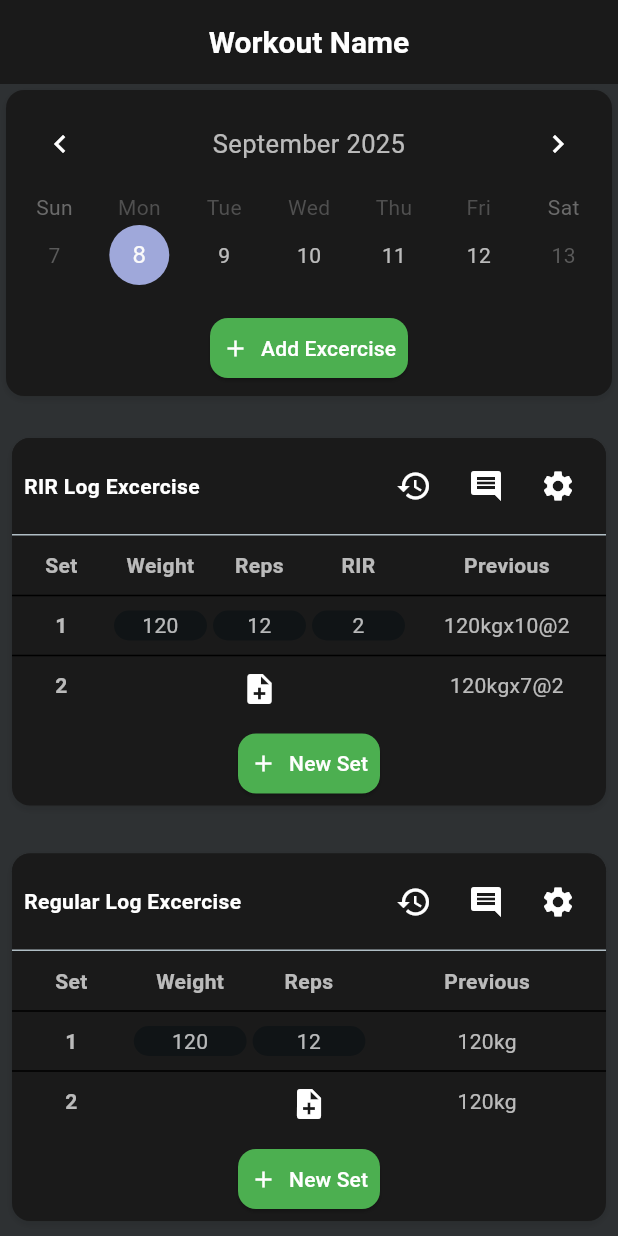
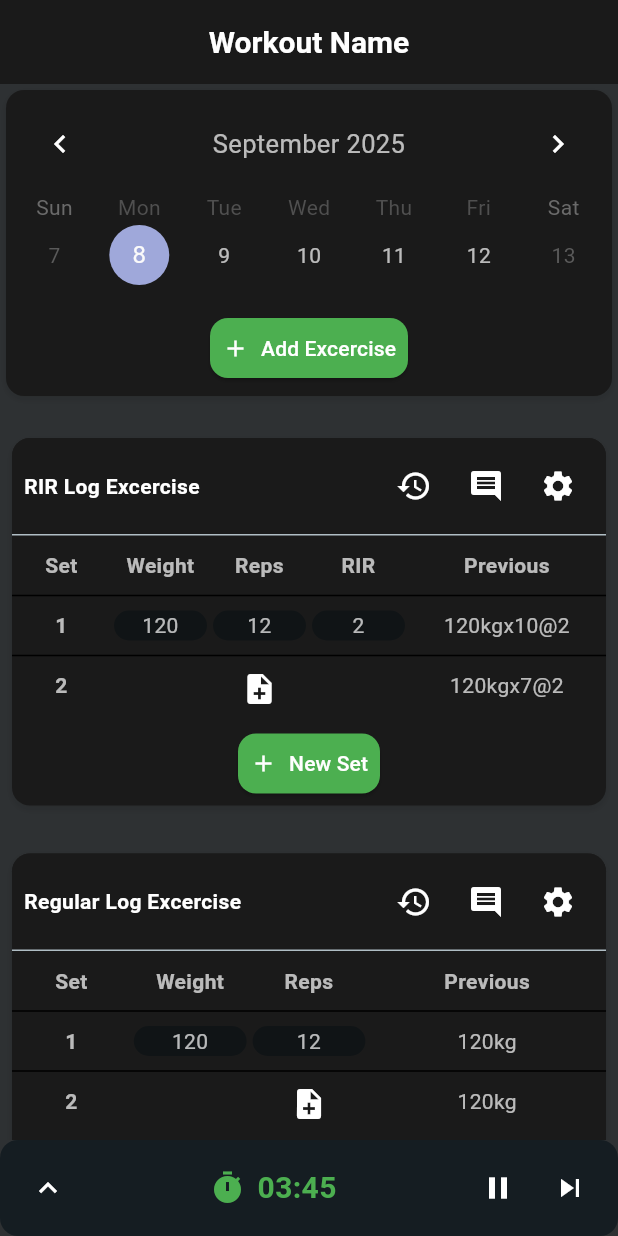
Before and after one commit to diegoZarateFer/gym-tracker-prototype, a Flutter app: the screen it shows after launch, on a phone screen of 412 x 824 dp. Run offline on Flutter 3.47's test engine with Material 3 defaults, Android fonts, the phone set to English and light mode, and no system bars; drawn by our look-alikes of table_calendar; our stand-ins replace fl_chart, google_fonts, percent_indicator.

Commit message:
feat<timer>: Agreagr diaogo de timer minimizado.

```diff
--- a/lib/pages/register_workout_page.dart
+++ b/lib/pages/register_workout_page.dart
@@ -3,6 +3,7 @@ import 'package:gym_tracker_ui/pages/widgets/regular_excercise_log.dart';
 import 'package:gym_tracker_ui/pages/widgets/rir_excercise_log.dart';
 import 'package:gym_tracker_ui/pages/widgets/rpe_excercise_log.dart';
 import 'package:gym_tracker_ui/pages/widgets/subjective_excercise_log.dart';
+import 'package:gym_tracker_ui/pages/widgets/timer_bottom_bar.dart';
 import 'package:gym_tracker_ui/pages/widgets/week_calendar.dart';
 import 'package:intl/intl.dart';
 
@@ -15,10 +16,7 @@ class RegisterWorkoutPage extends StatelessWidget {
   @override
   Widget build(BuildContext context) {
     return Scaffold(
-      appBar: AppBar(
-        centerTitle: true,
-        title: const Text("Workout Name"),
-      ),
+      appBar: AppBar(centerTitle: true, title: const Text("Workout Name")),
       body: Column(
         children: [
           Padding(
@@ -44,9 +42,7 @@ class RegisterWorkoutPage extends StatelessWidget {
                     ElevatedButton.icon(
                       onPressed: () {},
                       icon: const Icon(Icons.add),
-                      label: const Text(
-                        "Add Excercise",
-                      ),
+                      label: const Text("Add Excercise"),
                       style: ElevatedButton.styleFrom(
                         padding: const EdgeInsets.symmetric(
                           horizontal: 8,
@@ -76,44 +72,10 @@ class RegisterWorkoutPage extends StatelessWidget {
                 ],
               ),
             ),
-          )
+          ),
         ],
       ),
+      bottomNavigationBar: TimerBottomBar(),
     );
   }
 }
-
-
-//  CalendarWeek(
-//             backgroundColor: Colors.transparent,
-//             height: 150,
-//             showMonth: false,
-//             minDate: DateTime.now().add(const Duration(days: -365)),
-//             maxDate: DateTime.now().add(const Duration(days: 365)),
-//             monthViewBuilder: (DateTime time) => Align(
-//               alignment: FractionalOffset.center,
-//               child: Container(
-//                 margin: const EdgeInsets.symmetric(
-//                   vertical: 2,
-//                 ),
-//                 child: Text(
-//                   formatter.format(time),
-//                   overflow: TextOverflow.ellipsis,
-//                   textAlign: TextAlign.center,
-//                   style: const TextStyle(
-//                     fontWeight: FontWeight.w600,
-//                   ),
-//                 ),
-//               ),
-//             ),
-//             decorations: [
-//               DecorationItem(
-//                 decorationAlignment: FractionalOffset.bottomRight,
-//                 date: DateTime.now(),
-//                 decoration: const Icon(
-//                   Icons.today,
-//                   color: Colors.blue,
-//                 ),
-//               ),
-//             ],
-//           ),
--- /dev/null
+++ b/lib/pages/widgets/timer_bottom_bar.dart
@@ -0,0 +1,56 @@
+import 'package:flutter/material.dart';
+import 'package:gym_tracker_ui/core/extensions/context_ext.dart';
+import 'package:gym_tracker_ui/pages/widgets/dialogs/rest_timer_dialog.dart';
+
+class TimerBottomBar extends StatelessWidget {
+  const TimerBottomBar({super.key});
+
+  ///
+  /// TODO: Implementar la funcionalidad de los botones de skip, pausa y maximizar.
+  /// TODO: Agregar funcionalidad al timer.
+  ///
+
+  @override
+  Widget build(BuildContext context) {
+    return SafeArea(
+      child: Container(
+        decoration: BoxDecoration(
+          borderRadius: BorderRadius.circular(12),
+          color: Theme.of(context).bottomSheetTheme.backgroundColor,
+        ),
+        child: Padding(
+          padding: const EdgeInsets.all(8),
+          child: Row(
+            mainAxisAlignment: MainAxisAlignment.center,
+            children: [
+              IconButton(
+                onPressed: () {
+                  context.showBottomDialog(
+                    const RestTimerDialog(
+                      initialTime: Duration(minutes: 3, seconds: 45),
+                    ),
+                  );
+                },
+                icon: Icon(Icons.keyboard_arrow_up_outlined),
+              ),
+              const Spacer(),
+              Icon(Icons.timer, color: Theme.of(context).colorScheme.primary),
+              const SizedBox(width: 8),
+              Text(
+                "03:45",
+                style: TextStyle(
+                  fontWeight: FontWeight.bold,
+                  fontSize: 20,
+                  color: Theme.of(context).colorScheme.primary,
+                ),
+              ),
+              const Spacer(),
+              IconButton(onPressed: () {}, icon: Icon(Icons.pause)),
+              IconButton(onPressed: () {}, icon: Icon(Icons.skip_next)),
+            ],
+          ),
+        ),
+      ),
+    );
+  }
+}
```
Also changed, not shown: lib/core/theme/app_theme.dart (+4 -10 lines), lib/pages/excercise_calendar_page.dart (+3 -7 lines), lib/pages/widgets/dialogs/add_excercise_comment_dialog.dart (+4 -12 lines), lib/pages/widgets/dialogs/rest_timer_dialog.dart (+43 -8 lines).
